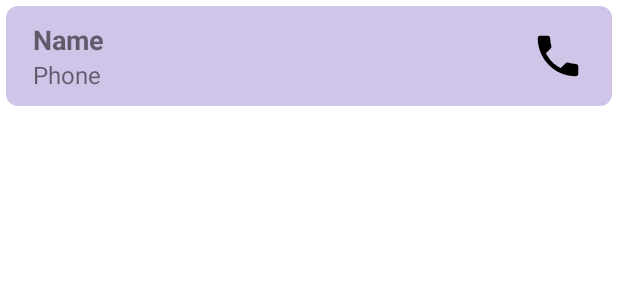
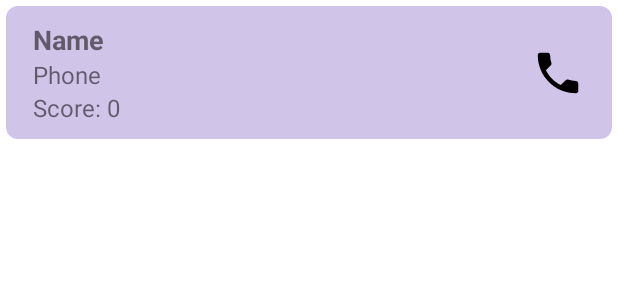
Before and after one commit to choseongje/MadCampWeek1, an Android app: the layout contact_item.xml on its own in the app's theme, with its tools: preview values and no code run, on a phone screen of 412 x 824 dp. Shown: the top 300 px of the screen. Run offline under Robolectric (Android 15) with nearby library versions, the phone set to English and light mode, and no system bars.

Commit message:
연락처에 pop cat 점수 연동

```diff
--- a/test4/app/src/main/java/com/example/test4/ui/home/HomeFragment.kt
+++ b/test4/app/src/main/java/com/example/test4/ui/home/HomeFragment.kt
@@ -19,7 +19,7 @@ import com.example.test4.R
 import com.google.android.material.floatingactionbutton.FloatingActionButton
 import java.io.InputStreamReader
 
-data class Contact(val name: String, val phoneNumber: String)
+data class Contact(val name: String, val phoneNumber: String, var score:Int = 0)
 
 class HomeFragment : Fragment(), ContactAdapter.OnContactDeletedListener {
 
--- a/test4/app/src/main/res/layout/contact_item.xml
+++ b/test4/app/src/main/res/layout/contact_item.xml
@@ -29,6 +29,13 @@
             android:layout_height="wrap_content"
             android:textSize="16sp"
             android:text="Phone" />
+
+        <TextView
+            android:id="@+id/scoreTextView"
+            android:layout_width="match_parent"
+            android:layout_height="wrap_content"
+            android:textSize="16sp"
+            android:text="Score: 0" />
     </LinearLayout>
 
     <ImageButton
@@ -36,7 +43,7 @@
         android:layout_width="wrap_content"
         android:layout_height="match_parent"
         android:background="?attr/selectableItemBackgroundBorderless"
-        android:contentDescription="삭제"
+        android:contentDescription="전화"
         android:padding="8dp"
         android:src="@drawable/ic_phone_call_36dp" />
 </LinearLayout>
```
Also changed, not shown: test4/app/src/main/java/com/example/test4/ui/home/ContactAdapter.kt (+11 -0 lines), test4/app/src/main/java/com/example/test4/ui/notifications/NotificationsFragment.kt (+42 -2 lines).
